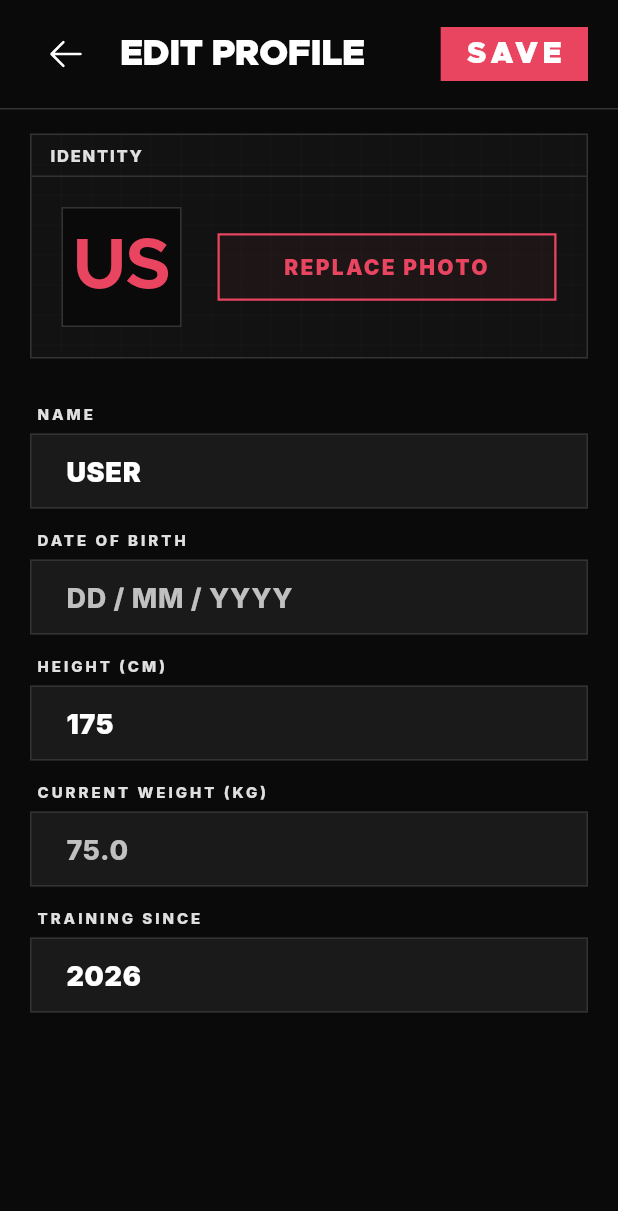
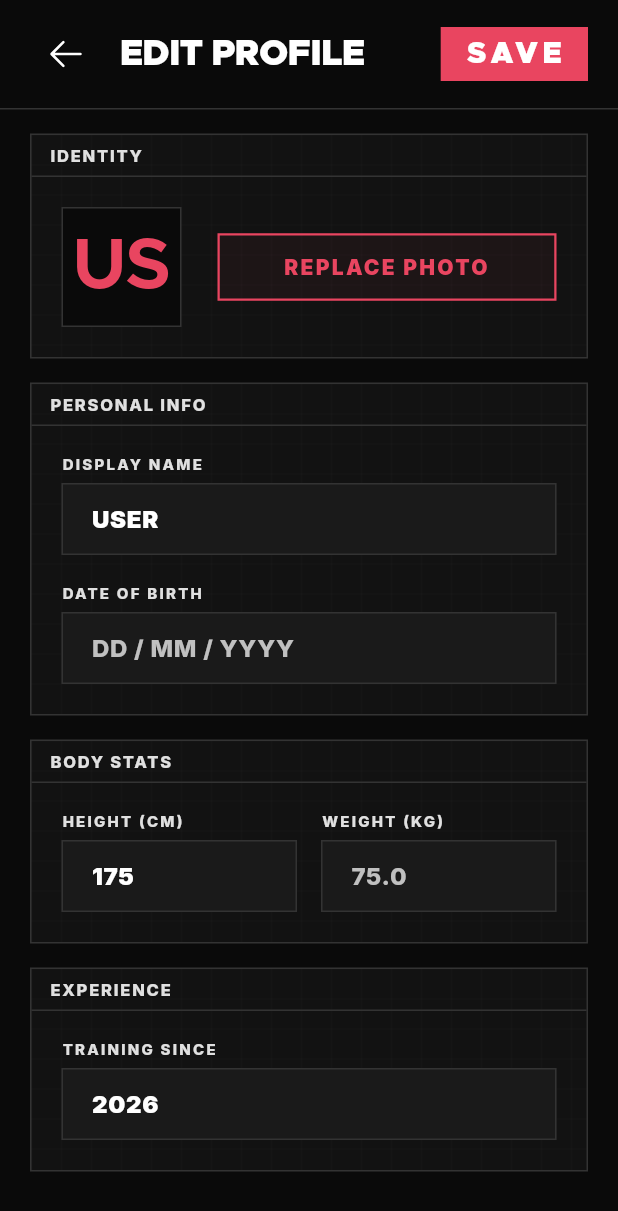
Before and after one commit to Subhan-Tanveer/GRIT, a Flutter app: the EditProfileScreen screen opened by its route, after a tap on "SAVE", after a tap on "US", on a phone screen of 412 x 824 dp. Shown: the top 1211 px of the screen. Run offline on Flutter 3.47's test engine with Material 3 defaults, Android fonts, the phone set to English and light mode, and no system bars; drawn by our look-alikes of flutter_animate; our stand-ins replace fl_chart, flutter_local_notifications, flutter_riverpod, flutter_slidable, go_router, image_picker and 8 more; missing offline and left inert: muscle_selector; accounts and stored records are empty.

Commit message:
style: redesign edit profile screen with cards, improve height/weight saving logic

```diff
--- a/lib/features/profile/edit_profile_screen.dart
+++ b/lib/features/profile/edit_profile_screen.dart
@@ -82,11 +82,9 @@ class _EditProfileScreenState extends ConsumerState<EditProfileScreen> {
             _buildEditorHeader(context),
             Expanded(
               child: ListView(
-                padding: const EdgeInsets.symmetric(vertical: 8),
+                padding: const EdgeInsets.symmetric(vertical: 16, horizontal: GritSpacing.horizontalMargin),
                 children: [
-                  Padding(
-                    padding: const EdgeInsets.symmetric(horizontal: GritSpacing.horizontalMargin, vertical: 8),
-                    child: GritCard(
+                  GritCard(
                     title: 'IDENTITY',
                     padding: const EdgeInsets.all(20),
                     child: Row(
@@ -134,18 +132,64 @@ class _EditProfileScreenState extends ConsumerState<EditProfileScreen> {
                         ),
                       ],
                     ),
+                  ).animate().fadeIn(duration: 300.ms).slideY(begin: 0.05),
+                  const SizedBox(height: 16),
+
+                  GritCard(
+                    title: 'PERSONAL INFO',
+                    padding: const EdgeInsets.all(20),
+                    child: Column(
+                      crossAxisAlignment: CrossAxisAlignment.start,
+                      children: [
+                        _buildCardField(context, 'DISPLAY NAME', _nameController, 'NAME'),
+                        const SizedBox(height: 20),
+                        _buildCardField(context, 'DATE OF BIRTH', _dobController, 'DD / MM / YYYY',
+                            onTap: () => _selectDate(context)),
+                      ],
+                    ),
+                  ).animate().fadeIn(duration: 300.ms, delay: 100.ms).slideY(begin: 0.05),
+                  const SizedBox(height: 16),
+
+                  GritCard(
+                    title: 'BODY STATS',
+                    padding: const EdgeInsets.all(20),
+                    child: Row(
+                      crossAxisAlignment: CrossAxisAlignment.start,
+                      children: [
+                        Expanded(
+                          child: _buildCardField(
+                            context,
+                            'HEIGHT (${profile.heightUnit})',
+                            _heightController,
+                            profile.heightUnit == 'CM' ? '178' : '5\' 10"',
                           ),
                         ),
+                        const SizedBox(width: 16),
+                        Expanded(
+                          child: _buildCardField(
+                            context,
+                            'WEIGHT (${profile.weightUnit})',
+                            _weightController,
+                            profile.weightUnit == 'KG' ? '75.0' : '165.0',
+                            keyboardType: const TextInputType.numberWithOptions(decimal: true),
+                          ),
+                        ),
+                      ],
+                    ),
+                  ).animate().fadeIn(duration: 300.ms, delay: 200.ms).slideY(begin: 0.05),
                   const SizedBox(height: 16),
-                  _field(context, 'NAME', _nameController, 'DISPLAY NAME'),
-                  _field(context, 'DATE OF BIRTH', _dobController, 'DD / MM / YYYY',
-                      onTap: () => _selectDate(context)),
-                  _field(context, 'HEIGHT (${profile.heightUnit})', _heightController,
-                      profile.heightUnit == 'CM' ? '178' : '5\' 10"'),
-                  _field(context, 'CURRENT WEIGHT (${profile.weightUnit})', _weightController,
-                      profile.weightUnit == 'KG' ? '75.0' : '165.0'),
-                  _field(context, 'TRAINING SINCE', _yearController, 'YYYY',
-                      onTap: () => _selectYear(context)),
+
+                  GritCard(
+                    title: 'EXPERIENCE',
+                    padding: const EdgeInsets.all(20),
+                    child: _buildCardField(
+                      context,
+                      'TRAINING SINCE',
+                      _yearController,
+                      'YYYY',
+                      onTap: () => _selectYear(context),
+                    ),
+                  ).animate().fadeIn(duration: 300.ms, delay: 300.ms).slideY(begin: 0.05),
                 ],
               ),
             ),
@@ -350,36 +394,33 @@ class _EditProfileScreenState extends ConsumerState<EditProfileScreen> {
   }
 
 
-  Widget _field(BuildContext context, String label, TextEditingController ctrl, String hint,
-      {VoidCallback? onTap}) {
+  Widget _buildCardField(BuildContext context, String label, TextEditingController ctrl, String hint,
+      {VoidCallback? onTap, TextInputType? keyboardType}) {
     final grit = Theme.of(context).grit;
-    return Padding(
-      padding: const EdgeInsets.symmetric(horizontal: GritSpacing.horizontalMargin, vertical: 8),
-      child: Column(
+    return Column(
       crossAxisAlignment: CrossAxisAlignment.start,
       children: [
-          Padding(
-            padding: const EdgeInsets.only(left: 4, bottom: 8),
-            child: Text(label,
+        Text(label,
             style: GritTextStyles.labelMicro().copyWith(
                 color: grit.textSecondary,
                 fontWeight: FontWeight.w800,
-                    letterSpacing: 2)),
-          ),
+                letterSpacing: 1.5)),
+        const SizedBox(height: 8),
         TextField(
           controller: ctrl,
           readOnly: onTap != null,
           onTap: onTap,
+          keyboardType: keyboardType,
           style: GritTextStyles.tileTitle().copyWith(
-                fontSize: 18, fontWeight: FontWeight.w900, letterSpacing: 0.5),
+              fontSize: 16, fontWeight: FontWeight.w900, letterSpacing: 0.5),
           decoration: InputDecoration(
             hintText: hint,
             hintStyle: GritTextStyles.tileTitle().copyWith(
-                  fontSize: 18, color: grit.muted, fontWeight: FontWeight.w800),
+                fontSize: 16, color: grit.muted, fontWeight: FontWeight.w800),
             fillColor: grit.surface2,
             filled: true,
             contentPadding:
-                  const EdgeInsets.symmetric(horizontal: 20, vertical: 16),
+                const EdgeInsets.symmetric(horizontal: 16, vertical: 14),
             enabledBorder: OutlineInputBorder(
               borderRadius: BorderRadius.zero,
               borderSide: BorderSide(color: grit.border, width: 1),
@@ -391,7 +432,6 @@ class _EditProfileScreenState extends ConsumerState<EditProfileScreen> {
           ),
         ),
       ],
-      ).animate().fadeIn(duration: 400.ms).slideY(begin: 0.05),
     );
   }
 
@@ -399,12 +439,14 @@ class _EditProfileScreenState extends ConsumerState<EditProfileScreen> {
     GritHaptics.saveRoutine();
     final profile = ref.read(profileProvider);
     double? newWeight = double.tryParse(_weightController.text);
+    double? weightInKg;
 
     if (newWeight != null) {
+      weightInKg = newWeight;
       if (profile.weightUnit == 'LBS') {
-        newWeight = newWeight / 2.20462;
+        weightInKg = newWeight / 2.20462;
       }
-      await ref.read(bodyWeightDaoProvider).upsert(newWeight);
+      await ref.read(bodyWeightDaoProvider).upsert(weightInKg);
       ref.invalidate(bodyWeightProvider);
     }
 
@@ -412,6 +454,7 @@ class _EditProfileScreenState extends ConsumerState<EditProfileScreen> {
           displayName: _nameController.text,
           heightCm:
               _parseHeightFromEditor(_heightController.text, profile.heightUnit),
+          weightKg: weightInKg,
           dateOfBirth: _dobController.text,
           trainingSinceYear: int.tryParse(_yearController.text),
         );
@@ -421,16 +464,43 @@ class _EditProfileScreenState extends ConsumerState<EditProfileScreen> {
   }
 
   double? _parseHeightFromEditor(String value, String unit) {
+    value = value.trim();
+    if (value.isEmpty) return null;
     if (unit == 'CM') return double.tryParse(value);
+
     try {
+      // FT-IN format: could be 5' 10", 5'10, 5 10, 5-10, 5ft 10in, etc.
+      if (value.contains("'")) {
         final parts = value.split("'");
-      if (parts.length < 2) return double.tryParse(value);
-      final ft = double.parse(parts[0].trim());
-      final inchPart = parts[1].replaceAll('"', '').trim();
-      final inch = double.parse(inchPart.isEmpty ? '0' : inchPart);
+        final ft = double.tryParse(parts[0].trim());
+        if (ft != null) {
+          final inchPart = parts[1].replaceAll('"', '').replaceAll('in', '').trim();
+          final inch = double.tryParse(inchPart) ?? 0.0;
           return (ft * 12 + inch) * 2.54;
-    } catch (e) {
+        }
+      }
+
+      final regex = RegExp(r'^(\d+)\s*(?:ft|’|prime|-|\s)\s*(\d+)?\s*(?:in|”|dp|)?$');
+      final match = regex.firstMatch(value.toLowerCase());
+      if (match != null) {
+        final ft = double.tryParse(match.group(1) ?? '');
+        final inch = double.tryParse(match.group(2) ?? '') ?? 0.0;
+        if (ft != null) {
+          return (ft * 12 + inch) * 2.54;
+        }
+      }
+
+      final singleNum = double.tryParse(value);
+      if (singleNum != null) {
+        if (singleNum < 10) {
+          return (singleNum * 12) * 2.54;
+        } else {
+          return singleNum * 2.54;
+        }
+      }
+    } catch (_) {
+      // fallback
+    }
     return double.tryParse(value);
   }
 }
-}
```
Lines whose indentation alone changed are shown as unchanged.
